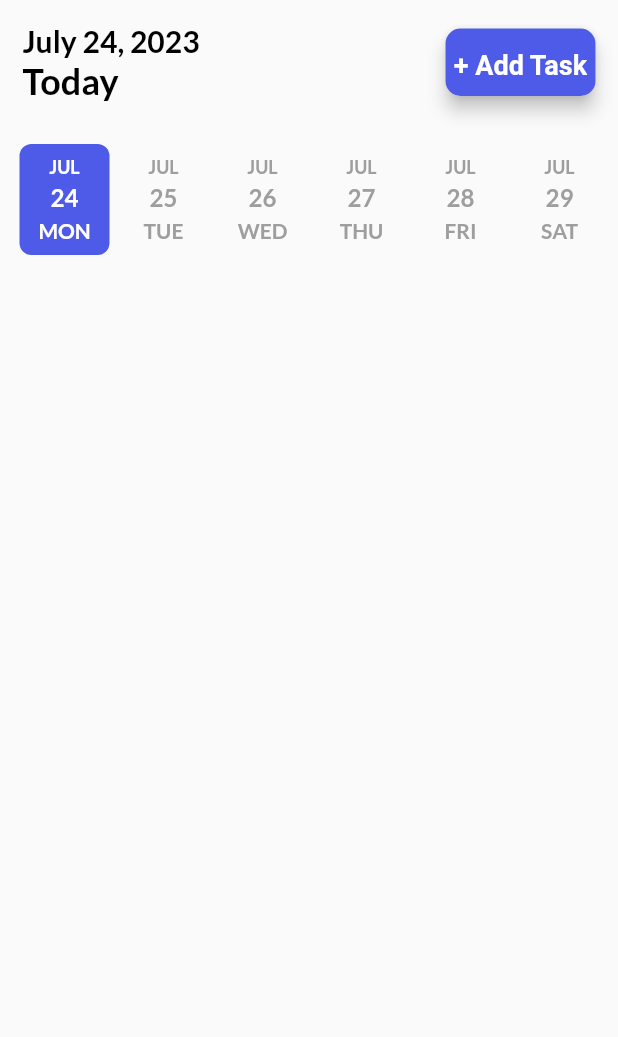
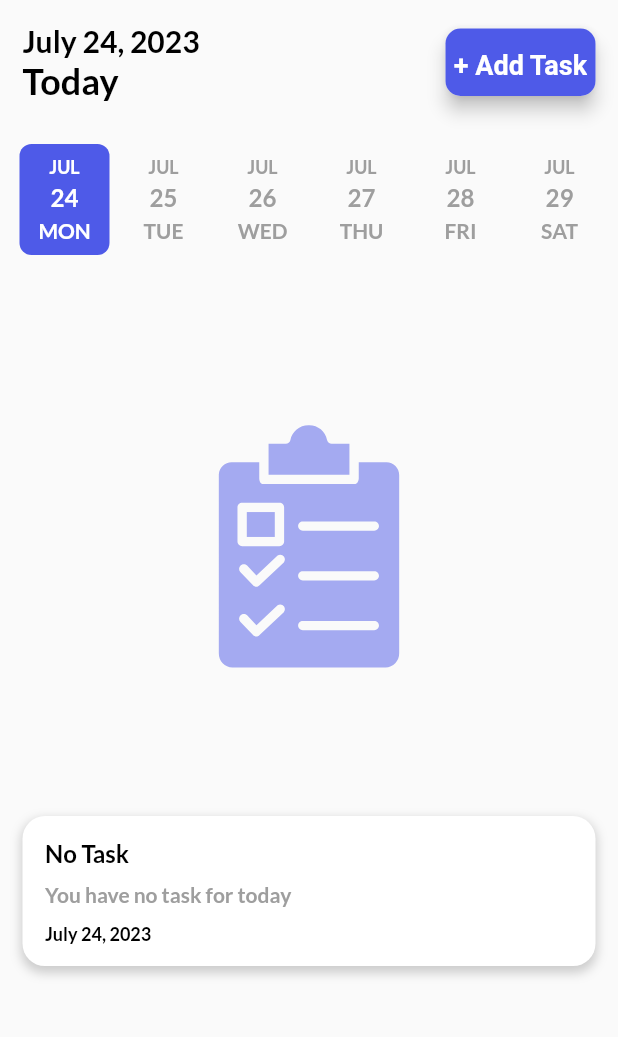
Before and after one commit to el5hatib/Tasks_App_flutter, a Flutter app: the screen it shows after launch, on a phone screen of 412 x 824 dp, the part 84-1121 px from its top. Run offline on Flutter 3.47's test engine with Material 2 defaults, Android fonts, the light colour scheme and no system bars; drawn by our look-alikes of date_picker_timeline; our stand-ins replace flutter_svg, get, get_storage, google_fonts.

Commit message:
Add showTask in home page

```diff
--- a/lib/controllers/task_controller.dart
+++ b/lib/controllers/task_controller.dart
@@ -8,7 +8,6 @@ class TaskController extends GetxController{
   var taskTime = ''.obs;
   var taskStatus = false.obs;
   var taskIndex = 0.obs;
-
   void addTask(){
     taskList.add({
       'title': taskTitle.value,
@@ -41,7 +40,7 @@ class TaskController extends GetxController{
     Get.back();
   }
 
-  void deleteTask(){
+  void deleteTask(param0){
     taskList.removeAt(taskIndex.value);
     Get.back();
   }
--- a/lib/ui/pages/home_page.dart
+++ b/lib/ui/pages/home_page.dart
@@ -3,6 +3,7 @@ import 'package:flutter/material.dart';
 import 'package:get/get.dart';
 import 'package:google_fonts/google_fonts.dart';
 import 'package:intl/intl.dart';
+import 'package:flutter_svg/flutter_svg.dart';
 import 'package:my_tasks/controllers/task_controller.dart';
 import 'package:my_tasks/services/theme_services.dart';
 import 'package:my_tasks/ui/pages/add_task_page.dart';
@@ -11,7 +12,6 @@ import 'package:my_tasks/ui/theme.dart';
 import '../widgets/button.dart';
 
 class HomePage extends StatefulWidget {
-
   const HomePage({Key? key}) : super(key: key);
 
   @override
@@ -20,6 +20,8 @@ class HomePage extends StatefulWidget {
 
 class _HomePageState extends State<HomePage> {
   DateTime _selectedValue = DateTime.now();
+  final TaskController _taskController = Get.put(TaskController());
+
   @override
   Widget build(BuildContext context) {
     SizeConfig().init(context);
@@ -29,9 +31,10 @@ DateTime _selectedValue = DateTime.now();
         children: [
           _addTaskBar(),
           _addDateBar(),
-          SizedBox(height: SizeConfig.screenHeight*0.02,),
-          //_showTask(),
-
+          SizedBox(
+            height: SizeConfig.screenHeight * 0.02,
+          ),
+          _showTask(),
         ],
       ),
     );
@@ -43,6 +46,7 @@ DateTime _selectedValue = DateTime.now();
         IconButton(
           onPressed: () {
             ThemeServices().switchTheme();
+            !Get.isDarkMode;
           },
           icon: Icon(
             Get.isDarkMode ? Icons.light_mode : Icons.dark_mode,
@@ -60,11 +64,42 @@ DateTime _selectedValue = DateTime.now();
       elevation: 0,
     );
   }
-  _addDateBar(){
+
+  _addTaskBar() {
+    return Container(
+      margin: EdgeInsets.all(15),
+      child: Row(
+        mainAxisAlignment: MainAxisAlignment.spaceBetween,
+        children: [
+          Column(
+            crossAxisAlignment: CrossAxisAlignment.start,
+            children: [
+              Text(
+                DateFormat.yMMMMd().format(DateTime.now()),
+                style: Themes().subHeadingStyle,
+              ),
+              Text(
+                'Today',
+                style: Themes().headingStyle,
+              ),
+            ],
+          ),
+          MyButton(
+            label: '+ Add Task',
+            onTap: () async {
+              await Get.to(() => const AddTaskPage());
+              _taskController.getTasks();
+            },
+          ),
+        ],
+      ),
+    );
+  }
+
+  _addDateBar() {
     return Container(
         margin: EdgeInsets.all(10),
-        child: DatePicker(
-            DateTime.now(),
+        child: DatePicker(DateTime.now(),
             width: 60,
             height: 80,
             initialSelectedDate: DateTime.now(),
@@ -74,57 +109,186 @@ DateTime _selectedValue = DateTime.now();
               textStyle: TextStyle(
                 fontSize: 16,
                 fontWeight: FontWeight.bold,
-                color:  Colors.grey,
+                color: Colors.grey,
               ),
             ),
-            dayTextStyle:GoogleFonts.lato(
+            dayTextStyle: GoogleFonts.lato(
               textStyle: TextStyle(
                 fontSize: 14,
                 fontWeight: FontWeight.bold,
-                color:  Colors.grey,
+                color: Colors.grey,
               ),
             ),
-            monthTextStyle:GoogleFonts.lato(
+            monthTextStyle: GoogleFonts.lato(
               textStyle: TextStyle(
                 fontSize: 12,
                 fontWeight: FontWeight.bold,
                 color: Colors.grey,
               ),
-            ),
-            onDateChange: (newDate) {
+            ), onDateChange: (newDate) {
           // New date selected
           setState(() {
             _selectedValue = newDate;
           });
-            })
-    );}
-_addTaskBar(){
+        }));
+  }
+
+  _showTask() {
+    return Expanded(
+      child: Obx(
+        () {
+          final TaskController _taskController = Get.find();
+          if (_taskController.taskList.isEmpty) {
+            return _noTaskMsg();
+          } else {
+            return ListView.separated(
+              padding: EdgeInsets.all(15),
+              itemCount: _taskController.taskList.length,
+              itemBuilder: (context, index) {
                 return Container(
-    margin: EdgeInsets.all(15),
-    child: Row(
-      mainAxisAlignment: MainAxisAlignment.spaceBetween,
-      children: [
-        Column(
-          crossAxisAlignment: CrossAxisAlignment.start,
-          children: [
-            Text(DateFormat.yMMMMd().format(DateTime.now()), style: Themes().subHeadingStyle,),
-            Text(
-              'Today',
-              style: Themes().headingStyle,
+                  padding: EdgeInsets.all(15),
+                  decoration: BoxDecoration(
+                    color: Get.isDarkMode ? darkGreyClr : Colors.white,
+                    borderRadius: BorderRadius.circular(15),
+                    boxShadow: [
+                      BoxShadow(
+                        color: Get.isDarkMode
+                            ? Colors.transparent
+                            : Colors.grey.withOpacity(0.5),
+                        spreadRadius: 1,
+                        blurRadius: 5,
+                        offset: Offset(0, 3), // changes position of shadow
                       ),
                     ],
                   ),
-        MyButton(
-          label: '+ Add Task',
-          onTap: () async{
-            await Get.to(() => const AddTaskPage());
-            final TaskController _taskController = Get.put(TaskController());
-            _taskController.getTasks();
+                  child: Column(
+                    crossAxisAlignment: CrossAxisAlignment.start,
+                    children: [
+                      Text(
+                        _taskController.taskList[index].title,
+                        style: Themes().titleStyle,
+                      ),
+                      SizedBox(
+                        height: 10,
+                      ),
+                      Text(
+                        _taskController.taskList[index].description,
+                        style: Themes().subTitleStyle,
+                      ),
+                      SizedBox(
+                        height: 10,
+                      ),
+                      Row(
+                        mainAxisAlignment: MainAxisAlignment.spaceBetween,
+                        children: [
+                          Text(
+                            _taskController.taskList[index].date,
+                            style: Themes().bodyStyle,
+                          ),
+                          GestureDetector(
+                            onTap: () {
+                              _taskController.deleteTask(
+                                  _taskController.taskList[index].id!);
                             },
+                            child: Icon(
+                              Icons.delete,
+                              color: Colors.red,
+                            ),
+                          ),
+                        ],
                       ),
                     ],
                   ),
                 );
+              },
+              separatorBuilder: (context, index) {
+                return SizedBox(
+                  height: 15,
+                );
+              },
+            );
           }
-_showTask(){}
+        },
+      ),
+    );
   }
+
+  _noTaskMsg() {
+    return Stack(
+      children: [
+        AnimatedPositioned(
+          duration: Duration(milliseconds: 500),
+          child: SingleChildScrollView(
+            child: Wrap(
+              alignment: WrapAlignment.center,
+              crossAxisAlignment: WrapCrossAlignment.center,
+              direction: Axis.horizontal,
+              children: [
+                SizeConfig.orientation == Orientation.portrait
+                    ? SizedBox(
+                        height: SizeConfig.screenHeight * 0.4,
+                      )
+                    : SizedBox(
+                        height: SizeConfig.screenHeight * 0.3,
+                      ),
+                SvgPicture.asset(
+                  'images/task.svg',
+                  width: SizeConfig.screenWidth,
+                  height: SizeConfig.screenHeight * 0.2,
+                  color: primaryClr.withOpacity(0.5),
+                ),
+                Container(
+                  width: SizeConfig.screenWidth,
+                  padding: EdgeInsets.all(15),
+                  margin: EdgeInsets.all(15),
+                  decoration: BoxDecoration(
+                    color: Get.isDarkMode ? darkGreyClr : Colors.white,
+                    borderRadius: BorderRadius.circular(15),
+                    boxShadow: [
+                      BoxShadow(
+                        color: Get.isDarkMode
+                            ? Colors.transparent
+                            : Colors.grey.withOpacity(0.5),
+                        spreadRadius: 1,
+                        blurRadius: 5,
+                        offset: Offset(0, 3), // changes position of shadow
+                      ),
+                    ],
+                  ),
+                  child: Column(
+                    crossAxisAlignment: CrossAxisAlignment.start,
+                    children: [
+                      Text(
+                        'No Task',
+                        style: Themes().titleStyle,
+                      ),
+                      SizedBox(
+                        height: 10,
+                      ),
+                      Text(
+                        'You have no task for today',
+                        style: Themes().subTitleStyle,
+                      ),
+                      SizedBox(
+                        height: 10,
+                      ),
+                      Row(
+                        mainAxisAlignment: MainAxisAlignment.spaceBetween,
+                        children: [
+                          Text(
+                            DateFormat.yMMMMd().format(DateTime.now()),
+                            style: Themes().bodyStyle,
+                          ),
+                        ],
+                      ),
+                    ],
+                  ),
+                ),
+              ],
+            ),
+          ),
+        )
+      ],
+    );
+  }
+}
```
Lines whose indentation alone changed are shown as unchanged.
